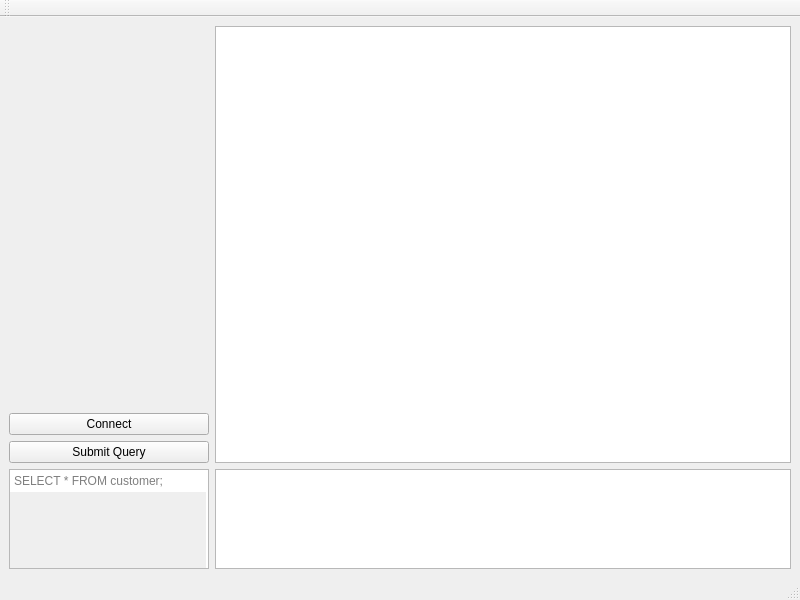
Qt form mainwindow.ui (dawidwojdylak/Projekt_BD_1) before a commit.
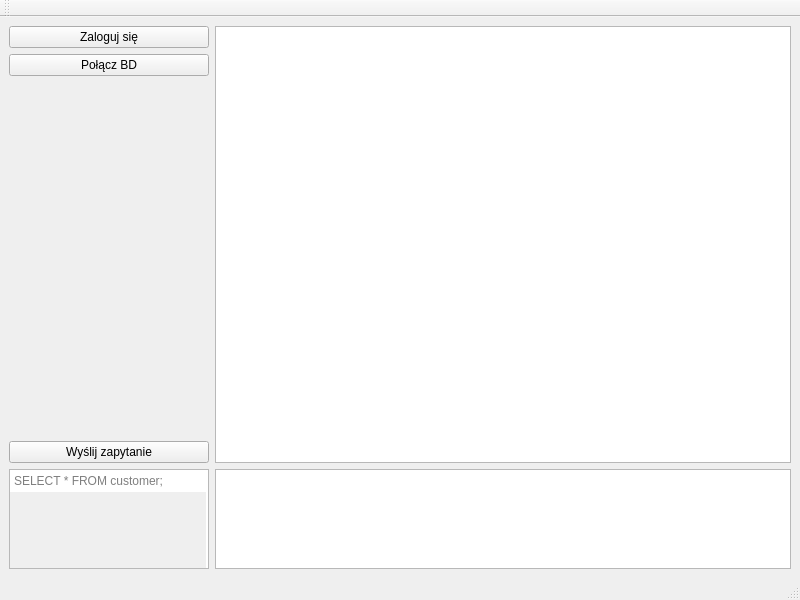
The same form after that commit.

Commit message: Create login window (database.cpp::connect to update)

```diff
--- a/mainwindow.ui
+++ b/mainwindow.ui
@@ -21,6 +21,32 @@
        <layout class="QHBoxLayout" name="horizontalLayout">
         <item>
          <layout class="QVBoxLayout" name="verticalLayout_2">
+          <item>
+           <widget class="QPushButton" name="pushButton_login">
+            <property name="maximumSize">
+             <size>
+              <width>200</width>
+              <height>16777215</height>
+             </size>
+            </property>
+            <property name="text">
+             <string>Zaloguj się</string>
+            </property>
+           </widget>
+          </item>
+          <item>
+           <widget class="QPushButton" name="pushButton_connect">
+            <property name="maximumSize">
+             <size>
+              <width>200</width>
+              <height>16777215</height>
+             </size>
+            </property>
+            <property name="text">
+             <string>Połącz BD</string>
+            </property>
+           </widget>
+          </item>
           <item>
            <spacer name="verticalSpacer">
             <property name="orientation">
@@ -34,19 +60,6 @@
             </property>
            </spacer>
           </item>
-          <item>
-           <widget class="QPushButton" name="pushButton_connect">
-            <property name="maximumSize">
-             <size>
-              <width>200</width>
-              <height>16777215</height>
-             </size>
-            </property>
-            <property name="text">
-             <string>Connect</string>
-            </property>
-           </widget>
-          </item>
           <item>
            <widget class="QPushButton" name="pushButton_submit">
             <property name="maximumSize">
@@ -56,7 +69,7 @@
              </size>
             </property>
             <property name="text">
-             <string>Submit Query</string>
+             <string>Wyślij zapytanie</string>
             </property>
            </widget>
           </item>
```
The commit also changes 8 other files.
